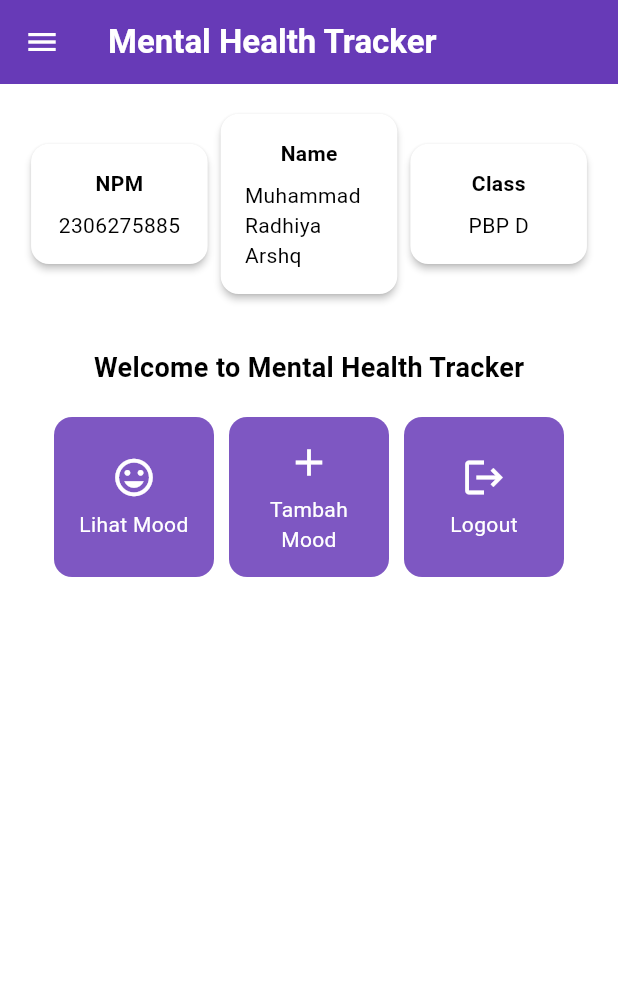
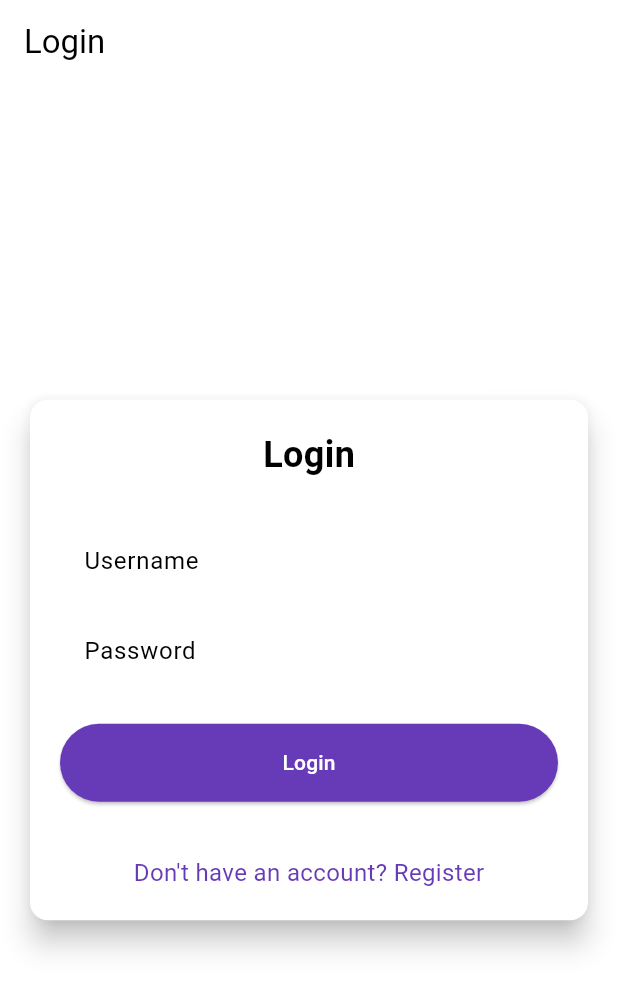
Before and after one commit to arshqiii/mental-health-tracker-mobile, a Flutter app: the screen it shows after launch, on a phone screen of 412 x 824 dp. Shown: the top 991 px of the screen. Run offline on Flutter 3.47's test engine with Material 3 defaults, Android fonts, the phone set to English and light mode, and no system bars; missing offline and left inert: pbp_django_auth.

Commit message:
selesai Tutorial 8

```diff
--- a/lib/main.dart
+++ b/lib/main.dart
@@ -1,5 +1,8 @@
 import 'package:flutter/material.dart';
-import 'package:mental_health_tracker/screens/menu.dart';
+// import 'package:mental_health_tracker/screens/menu.dart';
+import 'package:mental_health_tracker/screens/login.dart';
+import 'package:pbp_django_auth/pbp_django_auth.dart';
+import 'package:provider/provider.dart';
 
 void main() {
   runApp(const MyApp());
@@ -8,33 +11,23 @@ void main() {
 class MyApp extends StatelessWidget {
   const MyApp({super.key});
 
-  // This widget is the root of your application.
   @override
   Widget build(BuildContext context) {
-    return MaterialApp(
-      title: 'Flutter Demo',
-      theme: ThemeData(
-        // This is the theme of your application.
-        //
-        // TRY THIS: Try running your application with "flutter run". You'll see
-        // the application has a purple toolbar. Then, without quitting the app,
-        // try changing the seedColor in the colorScheme below to Colors.green
-        // and then invoke "hot reload" (save your changes or press the "hot
-        // reload" button in a Flutter-supported IDE, or press "r" if you used
-        // the command line to start the app).
-        //
-        // Notice that the counter didn't reset back to zero; the application
-        // state is not lost during the reload. To reset the state, use hot
-        // restart instead.
-        //
-        // This works for code too, not just values: Most code changes can be
-        // tested with just a hot reload.
-        colorScheme: ColorScheme.fromSwatch(
-          primarySwatch: Colors.deepPurple,
-        ).copyWith(secondary: Colors.deepPurple[400]),
-        useMaterial3: true,
+    return Provider(
+      create: (_) {
+        CookieRequest request = CookieRequest();
+        return request;
+      },
+      child: MaterialApp(
+        title: 'Mental Health Tracker',
+        theme: ThemeData(
+          useMaterial3: true,
+          colorScheme: ColorScheme.fromSwatch(
+            primarySwatch: Colors.deepPurple,
+          ).copyWith(secondary: Colors.deepPurple[400]),
+        ),
+        home: const LoginPage(),
       ),
-      home: MyHomePage(),
     );
   }
 }
--- /dev/null
+++ b/lib/screens/login.dart
@@ -0,0 +1,180 @@
+import 'package:mental_health_tracker/screens/menu.dart';
+import 'package:flutter/material.dart';
+import 'package:pbp_django_auth/pbp_django_auth.dart';
+import 'package:provider/provider.dart';
+import 'package:mental_health_tracker/screens/register.dart';
+
+void main() {
+  runApp(const LoginApp());
+}
+
+class LoginApp extends StatelessWidget {
+  const LoginApp({super.key});
+
+  @override
+  Widget build(BuildContext context) {
+    return MaterialApp(
+      title: 'Login',
+      theme: ThemeData(
+        useMaterial3: true,
+        colorScheme: ColorScheme.fromSwatch(
+          primarySwatch: Colors.deepPurple,
+        ).copyWith(secondary: Colors.deepPurple[400]),
+      ),
+      home: const LoginPage(),
+    );
+  }
+}
+
+class LoginPage extends StatefulWidget {
+  const LoginPage({super.key});
+
+  @override
+  State<LoginPage> createState() => _LoginPageState();
+}
+
+class _LoginPageState extends State<LoginPage> {
+  final TextEditingController _usernameController = TextEditingController();
+  final TextEditingController _passwordController = TextEditingController();
+
+  @override
+  Widget build(BuildContext context) {
+    final request = context.watch<CookieRequest>();
+
+    return Scaffold(
+      appBar: AppBar(
+        title: const Text('Login'),
+      ),
+      body: Center(
+        child: SingleChildScrollView(
+          padding: const EdgeInsets.all(16.0),
+          child: Card(
+            elevation: 8,
+            shape: RoundedRectangleBorder(
+              borderRadius: BorderRadius.circular(12.0),
+            ),
+            child: Padding(
+              padding: const EdgeInsets.all(20.0),
+              child: Column(
+                mainAxisSize: MainAxisSize.min,
+                children: [
+                  const Text(
+                    'Login',
+                    style: TextStyle(
+                      fontSize: 24.0,
+                      fontWeight: FontWeight.bold,
+                    ),
+                  ),
+                  const SizedBox(height: 30.0),
+                  TextField(
+                    controller: _usernameController,
+                    decoration: const InputDecoration(
+                      labelText: 'Username',
+                      hintText: 'Enter your username',
+                      border: OutlineInputBorder(
+                        borderRadius: BorderRadius.all(Radius.circular(12.0)),
+                      ),
+                      contentPadding:
+                          EdgeInsets.symmetric(horizontal: 12.0, vertical: 8.0),
+                    ),
+                  ),
+                  const SizedBox(height: 12.0),
+                  TextField(
+                    controller: _passwordController,
+                    decoration: const InputDecoration(
+                      labelText: 'Password',
+                      hintText: 'Enter your password',
+                      border: OutlineInputBorder(
+                        borderRadius: BorderRadius.all(Radius.circular(12.0)),
+                      ),
+                      contentPadding:
+                          EdgeInsets.symmetric(horizontal: 12.0, vertical: 8.0),
+                    ),
+                    obscureText: true,
+                  ),
+                  const SizedBox(height: 24.0),
+                  ElevatedButton(
+                    onPressed: () async {
+                      String username = _usernameController.text;
+                      String password = _passwordController.text;
+
+                      // Cek kredensial
+                      // Untuk menyambungkan Android emulator dengan Django pada localhost,
+                      // gunakan URL http://10.0.2.2/
+                      final response = await request
+                          .login("http://127.0.0.1:8000/auth/login/", {
+                        'username': username,
+                        'password': password,
+                      });
+
+                      if (request.loggedIn) {
+                        String message = response['message'];
+                        String uname = response['username'];
+                        if (context.mounted) {
+                          Navigator.pushReplacement(
+                            context,
+                            MaterialPageRoute(
+                                builder: (context) => MyHomePage()),
+                          );
+                          ScaffoldMessenger.of(context)
+                            ..hideCurrentSnackBar()
+                            ..showSnackBar(
+                              SnackBar(
+                                  content:
+                                      Text("$message Selamat datang, $uname.")),
+                            );
+                        }
+                      } else {
+                        if (context.mounted) {
+                          showDialog(
+                            context: context,
+                            builder: (context) => AlertDialog(
+                              title: const Text('Login Gagal'),
+                              content: Text(response['message']),
+                              actions: [
+                                TextButton(
+                                  child: const Text('OK'),
+                                  onPressed: () {
+                                    Navigator.pop(context);
+                                  },
+                                ),
+                              ],
+                            ),
+                          );
+                        }
+                      }
+                    },
+                    style: ElevatedButton.styleFrom(
+                      foregroundColor: Colors.white,
+                      minimumSize: const Size(double.infinity, 50),
+                      backgroundColor: Theme.of(context).colorScheme.primary,
+                      padding: const EdgeInsets.symmetric(vertical: 16.0),
+                    ),
+                    child: const Text('Login'),
+                  ),
+                  const SizedBox(height: 36.0),
+                  GestureDetector(
+                    onTap: () {
+                      Navigator.push(
+                        context,
+                        MaterialPageRoute(
+                            builder: (context) => const RegisterPage()),
+                      );
+                    },
+                    child: Text(
+                      'Don\'t have an account? Register',
+                      style: TextStyle(
+                        color: Theme.of(context).colorScheme.primary,
+                        fontSize: 16.0,
+                      ),
+                    ),
+                  ),
+                ],
+              ),
+            ),
+          ),
+        ),
+      ),
+    );
+  }
+}
--- a/pubspec.yaml
+++ b/pubspec.yaml
@@ -35,6 +35,9 @@ dependencies:
   # The following adds the Cupertino Icons font to your application.
   # Use with the CupertinoIcons class for iOS style icons.
   cupertino_icons: ^1.0.8
+  provider: ^6.1.2
+  pbp_django_auth: ^0.4.0
+  http: ^1.2.2
 
 dev_dependencies:
   flutter_test:
```
Also changed, not shown: lib/models/mood_entry.dart (added, +65 -0 lines), lib/screens/list_moodentry.dart (added, +90 -0 lines), lib/screens/moodentry_form.dart (+36 -27 lines), lib/screens/register.dart (added, +166 -0 lines), lib/widgets/left_drawer.dart (+16 -6 lines), lib/widgets/mood_card.dart (+34 -1 lines), pubspec.lock, 2 other files.
